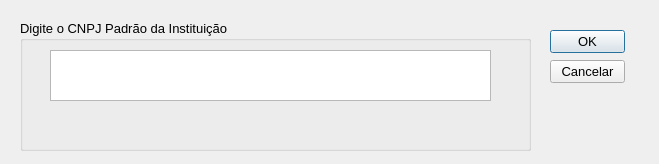
Before: the Qt Designer form cnpj_padrao_dialog.ui in bruno-bert/nfpauto, drawn with Qt 5.
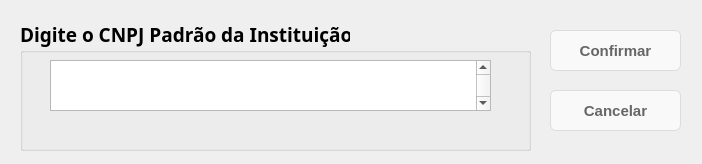
After: the same form once the commit is applied.

```diff
--- a/cnpj_padrao_dialog.ui
+++ b/cnpj_padrao_dialog.ui
@@ -6,7 +6,7 @@
    <rect>
     <x>0</x>
     <y>0</y>
-    <width>659</width>
+    <width>702</width>
     <height>164</height>
    </rect>
   </property>
@@ -18,6 +18,32 @@
   <property name="windowTitle">
    <string>CNPJ Padrão</string>
   </property>
+  <property name="styleSheet">
+   <string notr="true">QPushButton {
+	box-shadow:inset 0px 1px 0px 0px #ffffff;
+	background:linear-gradient(to bottom, #f9f9f9 5%, #e9e9e9 100%);
+	background-color:#f9f9f9;
+	border-radius:6px;
+	border:1px solid #dcdcdc;
+	display:inline-block;
+	cursor:pointer;
+	color:#666666;
+	font-family:Arial;
+	font-size:15px;
+	font-weight:bold;
+	padding:6px 24px;
+	text-decoration:none;
+	text-shadow:0px 1px 0px #ffffff;
+}
+QPushButton:hover {
+  background:linear-gradient(to bottom, #e9e9e9 5%, #f9f9f9 100%);
+	background-color:#e9e9e9;
+}
+QPushButton:active {
+  position:relative;
+	top:1px;
+}</string>
+  </property>
   <widget class="QGroupBox" name="grupo_atalhos_2">
    <property name="geometry">
     <rect>
@@ -27,6 +53,14 @@
      <height>131</height>
     </rect>
    </property>
+   <property name="font">
+    <font>
+     <family>Montserrat</family>
+     <pointsize>14</pointsize>
+     <weight>75</weight>
+     <bold>true</bold>
+    </font>
+   </property>
    <property name="title">
     <string>Digite o CNPJ Padrão da Instituição</string>
    </property>
@@ -34,14 +68,17 @@
     <property name="geometry">
      <rect>
       <x>30</x>
-      <y>30</y>
+      <y>40</y>
       <width>441</width>
       <height>51</height>
      </rect>
     </property>
     <property name="font">
      <font>
+      <family>Montserrat</family>
       <pointsize>24</pointsize>
+      <weight>75</weight>
+      <bold>true</bold>
      </font>
     </property>
    </widget>
@@ -69,23 +106,43 @@
     <rect>
      <x>550</x>
      <y>30</y>
-     <width>75</width>
-     <height>23</height>
+     <width>131</width>
+     <height>41</height>
     </rect>
    </property>
+   <property name="font">
+    <font>
+     <family>Arial</family>
+     <pointsize>-1</pointsize>
+     <weight>75</weight>
+     <bold>true</bold>
+     <underline>false</underline>
+     <strikeout>false</strikeout>
+    </font>
+   </property>
    <property name="text">
-    <string>OK</string>
+    <string>Confirmar</string>
    </property>
   </widget>
   <widget class="QPushButton" name="btn_cancel">
    <property name="geometry">
     <rect>
      <x>550</x>
-     <y>60</y>
-     <width>75</width>
-     <height>23</height>
+     <y>90</y>
+     <width>131</width>
+     <height>41</height>
     </rect>
    </property>
+   <property name="font">
+    <font>
+     <family>Arial</family>
+     <pointsize>-1</pointsize>
+     <weight>75</weight>
+     <bold>true</bold>
+     <underline>false</underline>
+     <strikeout>false</strikeout>
+    </font>
+   </property>
    <property name="text">
     <string>Cancelar</string>
    </property>
```
Left out of the diff: 3 changed lines with no effect on the pictures.
